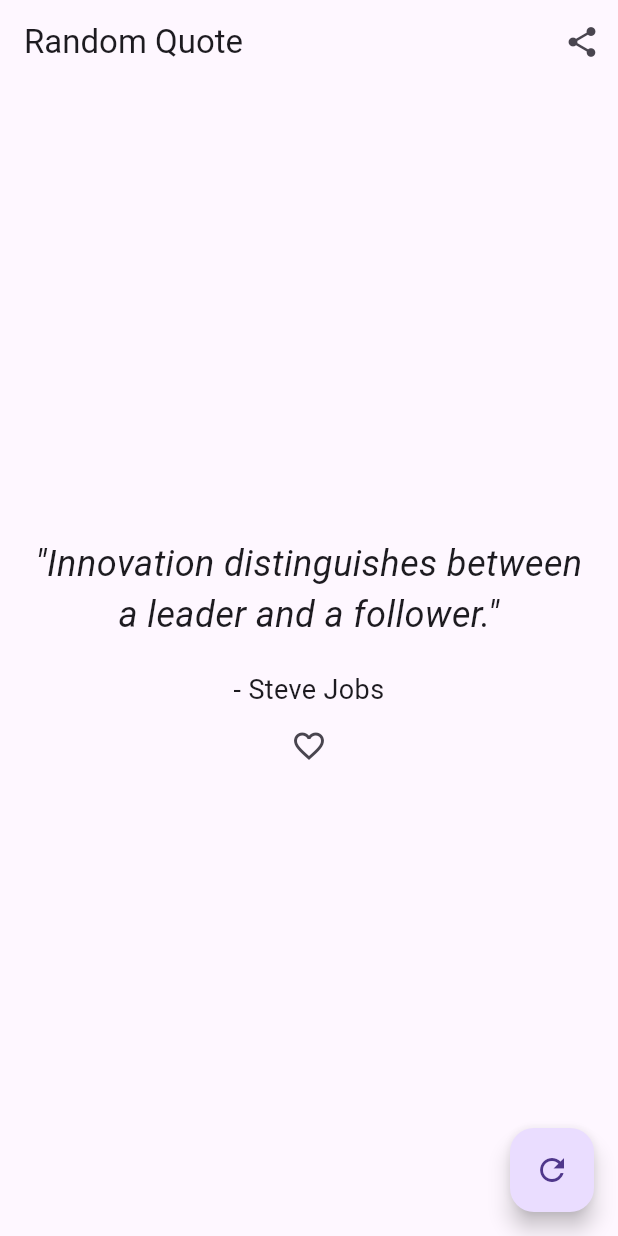
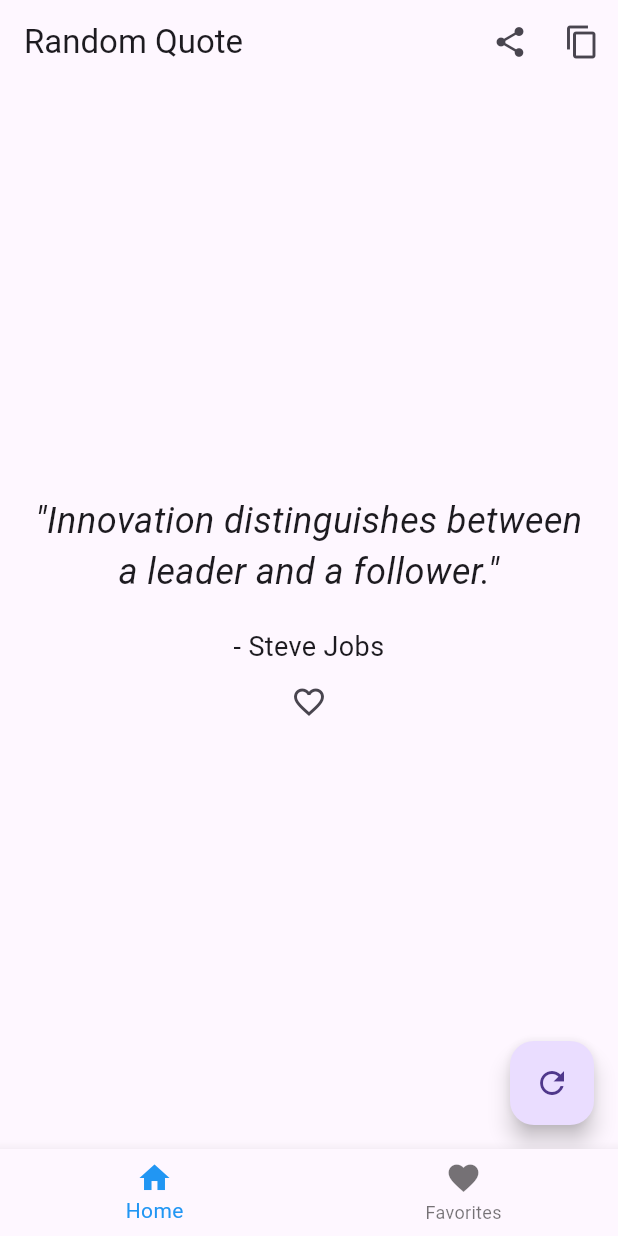
Before and after one commit to tayyabdev0089/Apexcify-Flutter-Task-2-Random-Quote-Generator, a Flutter app: the screen it shows after launch, on a phone screen of 412 x 824 dp. Run offline on Flutter 3.47's test engine with Material 3 defaults, Android fonts, the phone set to English and light mode, and no system bars; our stand-ins replace get, share_plus.

Commit message:
some extra featurs are implemented

```diff
--- a/Task2/apexcify_flutter_task_2_random_quote/lib/main.dart
+++ b/Task2/apexcify_flutter_task_2_random_quote/lib/main.dart
@@ -2,9 +2,10 @@ import 'package:flutter/material.dart';
 import 'package:get/get.dart';
 import 'package:apexcify_flutter_task_2_random_quote/presentation/bindings/quote_binding.dart';
 import 'package:apexcify_flutter_task_2_random_quote/presentation/pages/home_page.dart';
+import 'package:apexcify_flutter_task_2_random_quote/presentation/pages/favorite_quotes_page.dart'; // Import FavoriteQuotesPage
 
 void main() {
-  runApp(MyApp());
+  runApp(const MyApp());
 }
 
 class MyApp extends StatelessWidget {
@@ -17,9 +18,54 @@ class MyApp extends StatelessWidget {
       title: 'Random Quote',
       theme: ThemeData(
         primarySwatch: Colors.blue,
+        visualDensity: VisualDensity.adaptivePlatformDensity,
       ),
       initialBinding: QuoteBinding(),
-      home: HomePage(),
+      home: MainScreen(), // Use MainScreen as the home widget
     );
   }
 }
+
+class MainScreen extends StatefulWidget {
+  const MainScreen({super.key});
+
+  @override
+  State<MainScreen> createState() => _MainScreenState();
+}
+
+class _MainScreenState extends State<MainScreen> {
+  int _selectedIndex = 0;
+
+  final List<Widget> _pages = [
+    const HomePage(),
+    const FavoriteQuotesPage(),
+  ];
+
+  void _onItemTapped(int index) {
+    setState(() {
+      _selectedIndex = index;
+    });
+  }
+
+  @override
+  Widget build(BuildContext context) {
+    return Scaffold(
+      body: _pages[_selectedIndex],
+      bottomNavigationBar: BottomNavigationBar(
+        items: const <BottomNavigationBarItem>[
+          BottomNavigationBarItem(
+            icon: Icon(Icons.home),
+            label: 'Home',
+          ),
+          BottomNavigationBarItem(
+            icon: Icon(Icons.favorite),
+            label: 'Favorites',
+          ),
+        ],
+        currentIndex: _selectedIndex,
+        selectedItemColor: Colors.blue,
+        onTap: _onItemTapped,
+      ),
+    );
+  }
+}
--- a/Task2/apexcify_flutter_task_2_random_quote/lib/presentation/pages/home_page.dart
+++ b/Task2/apexcify_flutter_task_2_random_quote/lib/presentation/pages/home_page.dart
@@ -1,5 +1,6 @@
 import 'package:flutter/material.dart';
 import 'package:get/get.dart';
+import 'package:flutter/services.dart'; // Import for Clipboard
 import 'package:share_plus/share_plus.dart';
 import 'package:apexcify_flutter_task_2_random_quote/presentation/controllers/quote_controller.dart';
 
@@ -19,6 +20,15 @@ class HomePage extends GetView<QuoteController> {
                 SharePlus.instance.share(
                   ShareParams(text: '"${controller.currentQuote.value!.content}" - ${controller.currentQuote.value!.author}')
                     );
+              }
+            },
+          ),
+          IconButton(
+            icon: Icon(Icons.copy),
+            onPressed: () {
+              if (controller.currentQuote.value != null) {
+                Clipboard.setData(ClipboardData(text: '"${controller.currentQuote.value!.content}" - ${controller.currentQuote.value!.author}'));
+                Get.snackbar('Copied', 'Quote copied to clipboard!');
               }
             },
           ),
```
Also changed, not shown: Task2/apexcify_flutter_task_2_random_quote/lib/presentation/controllers/quote_controller.dart (+25 -0 lines), Task2/apexcify_flutter_task_2_random_quote/lib/presentation/pages/favorite_quotes_page.dart (added, +65 -0 lines).
